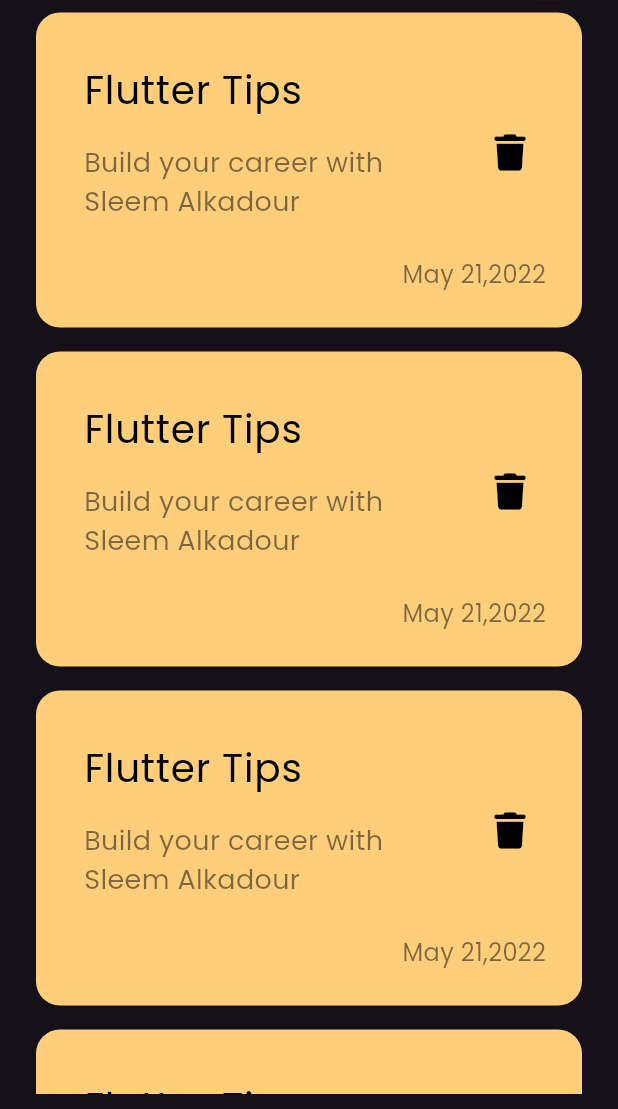
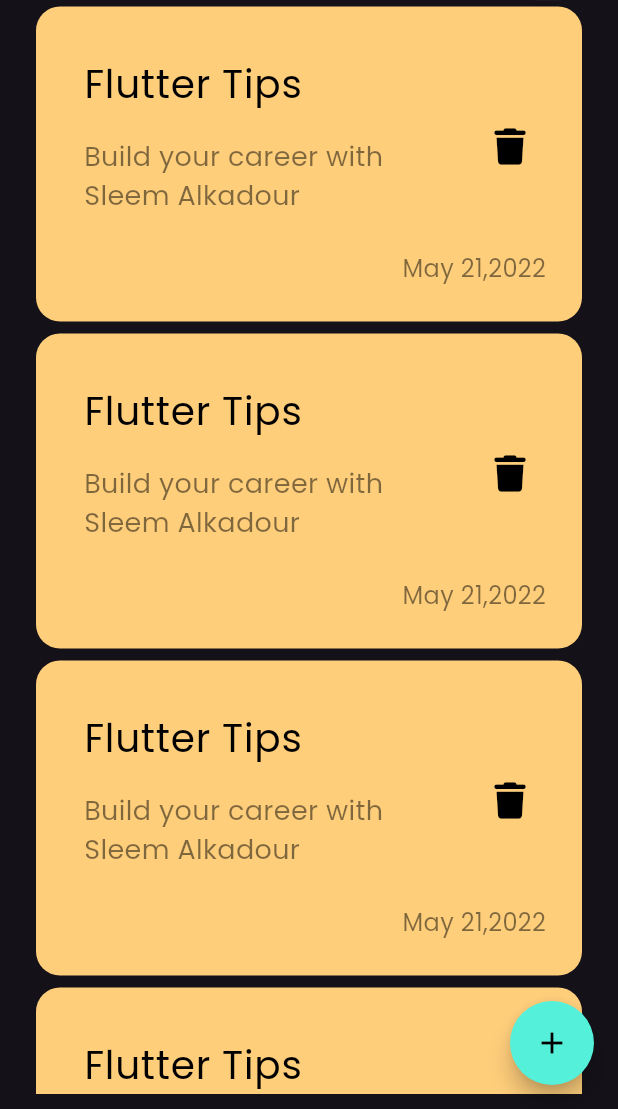
Before and after one commit to saleemAlkadour1/notes_app, a Flutter app: the screen it shows after launch, on a phone screen of 412 x 824 dp, the part 127-1236 px from its top. Run offline on Flutter 3.47's test engine with Material 3 defaults, Android fonts, the phone set to English and light mode, and no system bars; our stand-ins replace font_awesome_flutter.

Commit message:
add floating action button

```diff
--- a/lib/views/notes_view.dart
+++ b/lib/views/notes_view.dart
@@ -1,4 +1,4 @@
-// ignore_for_file: prefer_const_constructors
+// ignore_for_file: prefer_const_constructors, sort_child_properties_last
 
 import 'package:flutter/material.dart';
 import 'package:notes_app/views/widgets/notes_view_body.dart';
@@ -9,7 +9,15 @@ class NotesView extends StatelessWidget {
   @override
   Widget build(BuildContext context) {
     return Scaffold(
-      body: NotesViewBody(),
-    );
+        body: NotesViewBody(),
+        floatingActionButton: FloatingActionButton(
+          onPressed: () {},
+          child: Icon(
+            Icons.add,
+            color: Colors.black,
+          ),
+          shape: CircleBorder(),
+          backgroundColor: Color(0XFF55F0DA),
+        ));
   }
 }
--- a/lib/views/widgets/notes_list_view.dart
+++ b/lib/views/widgets/notes_list_view.dart
@@ -12,7 +12,7 @@ class NotesListView extends StatelessWidget {
       physics: const BouncingScrollPhysics(),
       itemBuilder: (context, index) {
         return Padding(
-          padding: const EdgeInsets.symmetric(vertical: 8),
+          padding: const EdgeInsets.symmetric(vertical: 4),
           child: NoteItem(),
         );
       },
```
